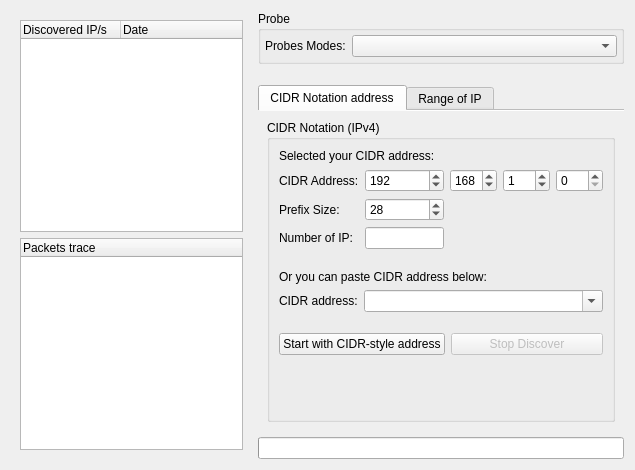
Old version of the form src/app/ui/discoverwidget.ui in the repository nmapsi4/nmapsi4.
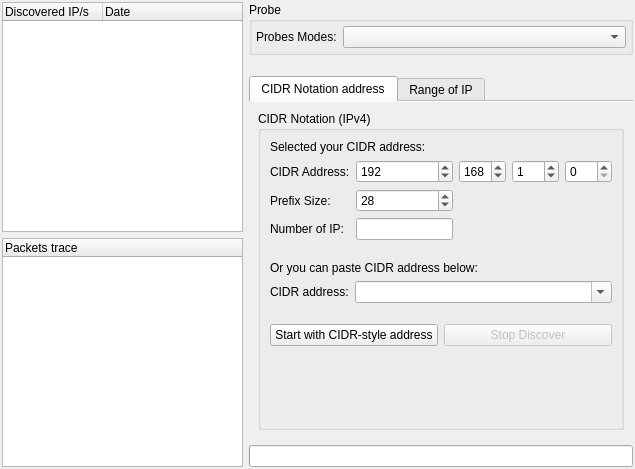
New version of the form. Icons and pictures are not drawn.

Diff of the .ui file:
```diff
--- a/src/app/ui/discoverwidget.ui
+++ b/src/app/ui/discoverwidget.ui
@@ -7,13 +7,16 @@
     <x>0</x>
     <y>0</y>
     <width>635</width>
-    <height>470</height>
+    <height>469</height>
    </rect>
   </property>
   <property name="windowTitle">
    <string>Form</string>
   </property>
   <layout class="QHBoxLayout" name="horizontalLayout">
+   <property name="margin">
+    <number>2</number>
+   </property>
    <item>
     <widget class="QFrame" name="frameDiscoverTree">
      <property name="frameShape">
@@ -23,6 +26,9 @@
       <enum>QFrame::Raised</enum>
      </property>
      <layout class="QVBoxLayout" name="verticalLayout_9">
+      <property name="margin">
+       <number>0</number>
+      </property>
       <item>
        <widget class="QTreeWidget" name="treeDiscover">
         <property name="alternatingRowColors">
```
Left out of the diff: 24 changed lines with no effect on the pictures.
